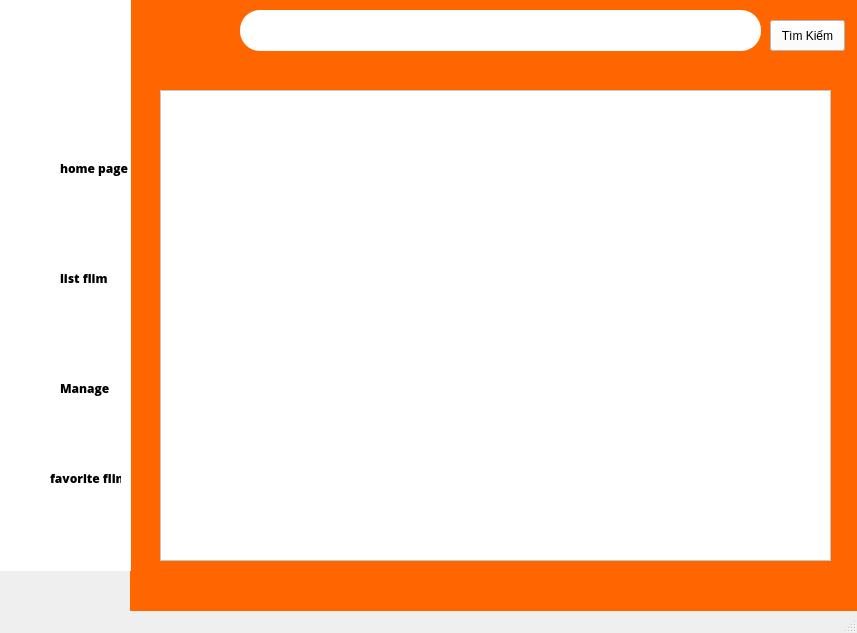
Before: the Qt Designer form ui/home.ui in tai679/nextgen-pti, drawn with Qt 5.
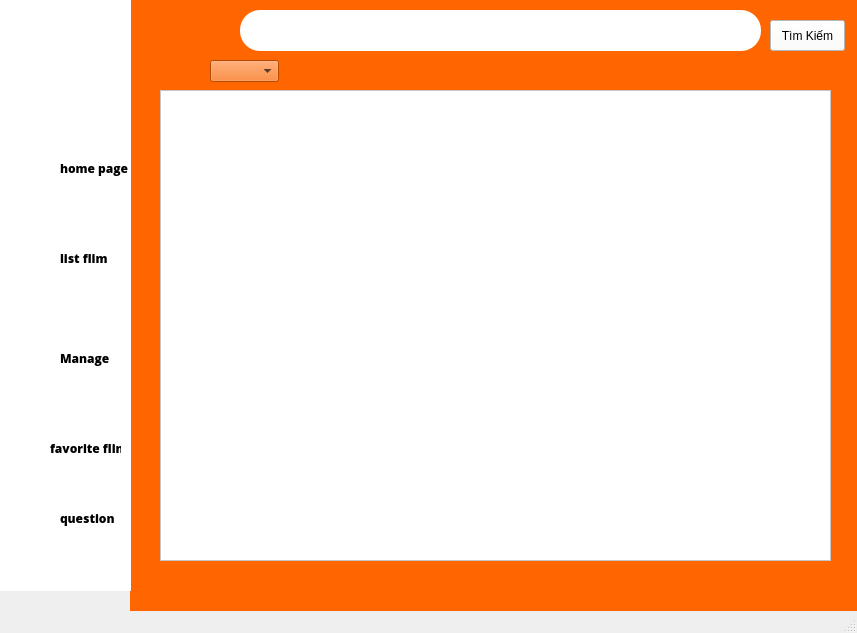
After: the same form once the commit is applied. Icons and pictures are not drawn.

Patch:
```diff
--- a/ui/home.ui
+++ b/ui/home.ui
@@ -113,6 +113,16 @@
       <string>Tìm Kiếm</string>
      </property>
     </widget>
+    <widget class="QComboBox" name="comboGenreFilter">
+     <property name="geometry">
+      <rect>
+       <x>80</x>
+       <y>60</y>
+       <width>69</width>
+       <height>22</height>
+      </rect>
+     </property>
+    </widget>
     <zorder>txtSearch</zorder>
     <zorder>label_2</zorder>
     <zorder>label_3</zorder>
@@ -125,7 +135,7 @@
       <x>0</x>
       <y>0</y>
       <width>131</width>
-      <height>571</height>
+      <height>591</height>
      </rect>
     </property>
     <property name="styleSheet">
@@ -174,7 +184,7 @@
      <property name="geometry">
       <rect>
        <x>60</x>
-       <y>270</y>
+       <y>250</y>
        <width>71</width>
        <height>16</height>
       </rect>
@@ -194,7 +204,7 @@
      <property name="geometry">
       <rect>
        <x>60</x>
-       <y>380</y>
+       <y>350</y>
        <width>71</width>
        <height>16</height>
       </rect>
@@ -245,7 +255,7 @@
      <property name="geometry">
       <rect>
        <x>0</x>
-       <y>250</y>
+       <y>230</y>
        <width>51</width>
        <height>51</height>
       </rect>
@@ -276,7 +286,7 @@
      <property name="geometry">
       <rect>
        <x>0</x>
-       <y>360</y>
+       <y>330</y>
        <width>51</width>
        <height>51</height>
       </rect>
@@ -307,7 +317,7 @@
      <property name="geometry">
       <rect>
        <x>0</x>
-       <y>450</y>
+       <y>420</y>
        <width>51</width>
        <height>51</height>
       </rect>
@@ -338,7 +348,7 @@
      <property name="geometry">
       <rect>
        <x>50</x>
-       <y>470</y>
+       <y>440</y>
        <width>71</width>
        <height>16</height>
       </rect>
@@ -354,6 +364,52 @@
       <string>favorite flim</string>
      </property>
     </widget>
+    <widget class="QPushButton" name="hoi">
+     <property name="geometry">
+      <rect>
+       <x>0</x>
+       <y>490</y>
+       <width>51</width>
+       <height>51</height>
+      </rect>
+     </property>
+     <property name="styleSheet">
+      <string notr="true">border:none;</string>
+     </property>
+     <property name="text">
+      <string/>
+     </property>
+     <property name="icon">
+      <iconset>
+       <normaloff>../image/circle-question-mark.png</normaloff>../image/circle-question-mark.png</iconset>
+     </property>
+     <property name="iconSize">
+      <size>
+       <width>52</width>
+       <height>52</height>
+      </size>
+     </property>
+    </widget>
+    <widget class="QLabel" name="label_15">
+     <property name="geometry">
+      <rect>
+       <x>60</x>
+       <y>510</y>
+       <width>61</width>
+       <height>16</height>
+      </rect>
+     </property>
+     <property name="font">
+      <font>
+       <family>Open Sans ExtraBold</family>
+       <weight>75</weight>
+       <bold>true</bold>
+      </font>
+     </property>
+     <property name="text">
+      <string>question</string>
+     </property>
+    </widget>
    </widget>
   </widget>
   <widget class="QMenuBar" name="menubar">
```
Left out of the diff: 1 changed line with no effect on the pictures.
